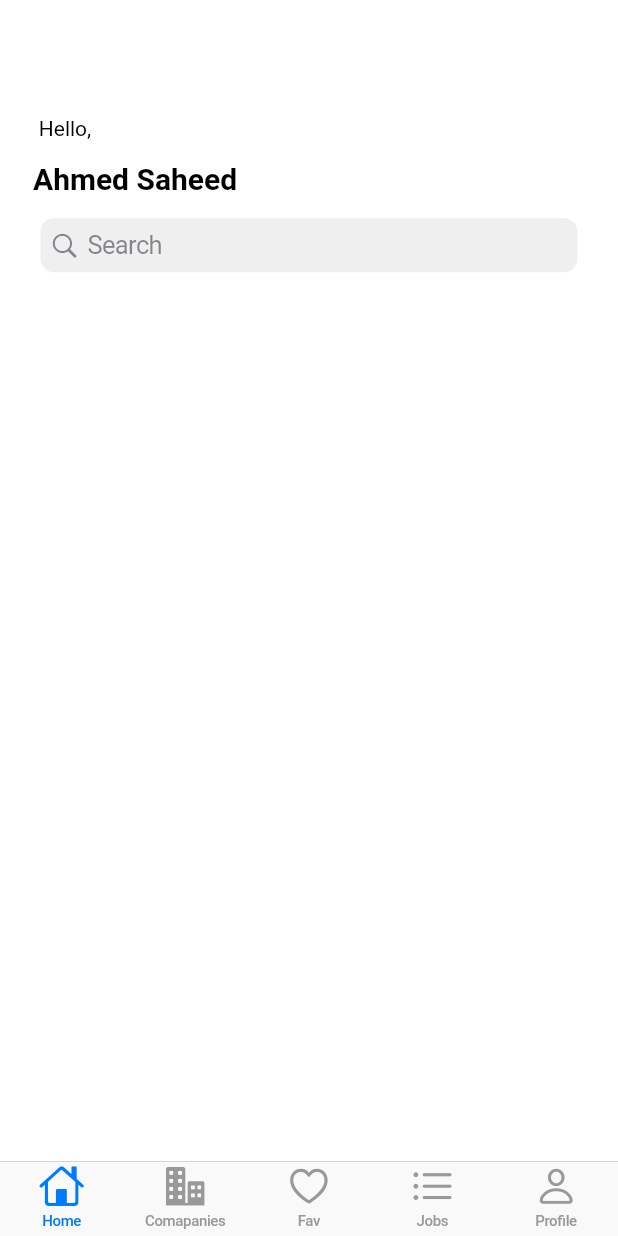
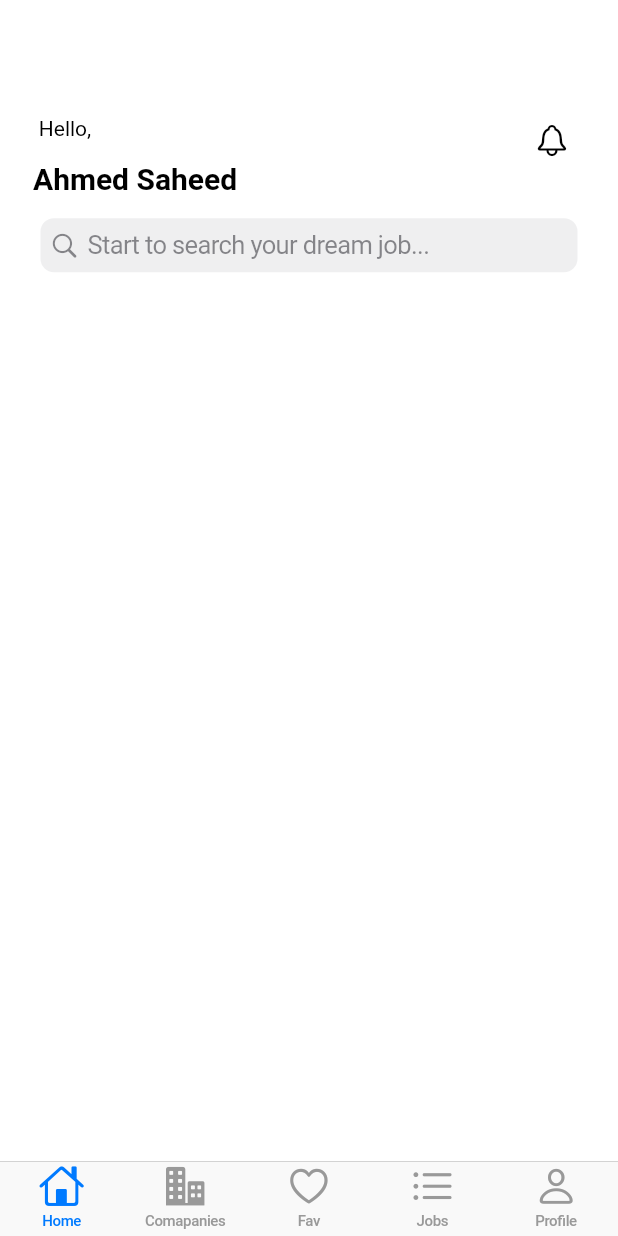
Before and after one commit to ahmedsaheed/flightStat, a Flutter app: the screen it shows after launch, on a phone screen of 412 x 824 dp. Run offline on Flutter 3.47's test engine with Material 2 defaults, Android fonts, the phone set to English and light mode, and no system bars.

Commit message:
COMPLETE DEFAULT IOS TEMPLETE

```diff
--- a/job/lib/Screens/Home/homeScreen.dart
+++ b/job/lib/Screens/Home/homeScreen.dart
@@ -34,21 +34,27 @@ class HomeScreen extends StatelessWidget {
                         fontWeight: FontWeight.bold,
                         fontSize: 20),
                   ),
-
-                  // Icon(CupertinoIcons.alert,)
+                  // SizedBox(height: getProportionateScreenWidth(25)),
+                  Padding(
+                    padding: EdgeInsets.all(20.0),
+                    child: Align(
+                        alignment: Alignment.topRight,
+                        child: Icon(
+                          CupertinoIcons.bell,
+                          color: Colors.black,
+                        )),
+                  )
                 ],
               ),
-              // SizedBox(height: getProportionateScreenWidth(5)),
               const Padding(
                 padding: EdgeInsets.all(15.0),
                 child: MyPrefilledSearch(),
               ),
               SizedBox(height: getProportionateScreenWidth(15)),
+              //const areaOfInterestMain()
             ],
           ),
         )));
-
-    //const MyPrefilledSearch();
   }
 }
 
@@ -66,9 +72,156 @@ class _MyPrefilledSearchState extends State<MyPrefilledSearch> {
       onChanged: (String value) {
         print('The text has changed to: $value');
       },
+      placeholder: "Start to search your dream job...",
       onSubmitted: (String value) {
         print('Submitted text: $value');
       },
     );
   }
 }
+
+// class areaOfInterestMain extends StatelessWidget {
+//   const areaOfInterestMain({
+//     Key? key,
+//   }) : super(key: key);
+
+//   @override
+//   Widget build(BuildContext context) {
+//     return Column(
+//       children: [
+//         sectionTitle(
+//           text: "Latest Postings",
+//           press: () {},
+//         ),
+//         SizedBox(height: getProportionateScreenHeight(5)),
+//         SingleChildScrollView(
+//           scrollDirection: Axis.horizontal,
+//           child: Row(
+//             children: [
+//               areaOfInterest(
+//                 image: "assets/images/test.png",
+//                 category: "Lorem ipsum",
+//                 press: () {},
+//               ),
+//               areaOfInterest(
+//                 image: "assets/images/test.png",
+//                 category: "Lorem ipsum",
+//                 press: () {},
+//               ),
+//               areaOfInterest(
+//                 image: "assets/images/test.png",
+//                 category: "Lorem ipsum",
+//                 press: () {},
+//               ),
+//               areaOfInterest(
+//                 image: "assets/images/test.png",
+//                 category: "Lorem ipsum",
+//                 press: () {},
+//               ),
+//               SizedBox(
+//                 width: getProportionateScreenWidth(20),
+//               )
+//             ],
+//           ),
+//         ),
+//       ],
+//     );
+//   }
+// }
+
+// class areaOfInterest extends StatelessWidget {
+//   const areaOfInterest({
+//     Key? key,
+//     required this.category,
+//     required this.image,
+//     //required this.numOfAreas,
+//     required this.press,
+//   }) : super(key: key);
+//   final String category, image;
+//   //final int numOfAreas;
+//   final GestureTapCallback press;
+
+//   @override
+//   Widget build(BuildContext context) {
+//     return Padding(
+//       padding: EdgeInsets.only(left: getProportionateScreenWidth(20)),
+//       child: SizedBox(
+//         width: SizeConfig.screenWidth - 140,
+//         height: SizeConfig.screenHeight * 0.25,
+//         child: ClipRRect(
+//           borderRadius: BorderRadius.circular(10),
+//           child: Stack(
+//             children: [
+//               Image.asset(
+//                 image,
+//                 fit: BoxFit.cover,
+//               ),
+//               Container(
+//                 decoration: BoxDecoration(
+//                   //color: Color.
+//                   gradient: LinearGradient(
+//                     begin: Alignment.topCenter,
+//                     end: Alignment.bottomCenter,
+//                     colors: [
+//                       const Color.fromARGB(240, 149, 81, 0).withOpacity(0.4),
+//                       const Color.fromARGB(240, 149, 81, 0).withOpacity(0.15),
+//                     ],
+//                   ),
+//                 ),
+//               ),
+//               Padding(
+//                 padding: EdgeInsets.symmetric(
+//                     horizontal: getProportionateScreenHeight(15),
+//                     vertical: getProportionateScreenWidth(10)),
+//                 child: Text.rich(TextSpan(
+//                     style: const TextStyle(color: Colors.white),
+//                     children: [
+//                       TextSpan(
+//                         text: "$category\n",
+//                         style: TextStyle(
+//                             fontSize: getProportionateScreenWidth(18),
+//                             fontWeight: FontWeight.bold),
+//                       ),
+//                       const TextSpan(
+//                           text:
+//                               "Lorem ipsum dolor sit amet, consectetur adipiscing elit. Donec eu felis id est suscipit convallis. Fusce auctor molestie sem, feugiat laoreet sapien bibendum et. Aliquam sed posuere odio, sed luctus lacus."),
+//                     ])),
+//               )
+//             ],
+//           ),
+//         ),
+//       ),
+//     );
+//   }
+// }
+
+// class sectionTitle extends StatelessWidget {
+//   const sectionTitle({
+//     Key? key,
+//     required this.text,
+//     required this.press,
+//   }) : super(key: key);
+//   final String text;
+//   final GestureTapCallback press;
+
+//   @override
+//   Widget build(BuildContext context) {
+//     return Padding(
+//       padding:
+//           EdgeInsets.symmetric(horizontal: getProportionateScreenWidth(20)),
+//       child: Row(
+//         mainAxisAlignment: MainAxisAlignment.spaceBetween,
+//         children: [
+//           Text(
+//             text,
+//             style: TextStyle(
+//               fontSize: getProportionateScreenWidth(13),
+//               color: Colors.black,
+//             ),
+//           ),
+//           GestureDetector(onTap: press, child: const Text("")),
+//         ],
+//       ),
+//     );
+//   }
+// }
```
Also changed, not shown: job/assets/images/test.png (added).
